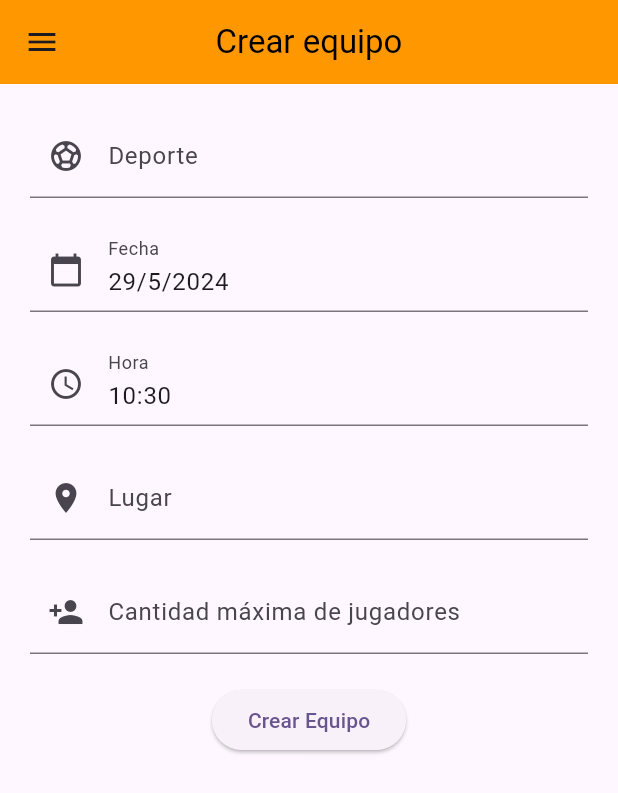
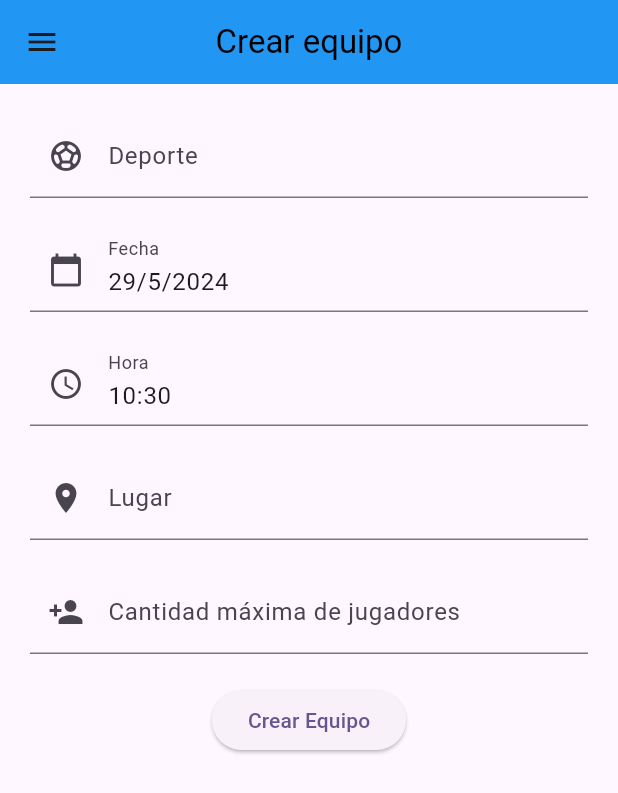
Before and after one commit to MartinCantillo/Movil-Jaime, a Flutter app: the CEquipoScreem screen opened by its route, on a phone screen of 412 x 824 dp. Shown: the top 793 px of the screen. Run offline on Flutter 3.47's test engine with Material 3 defaults, Android fonts, the phone set to English and light mode, and no system bars.

Commit message:
fixing some things

```diff
--- a/project/lib/Model/Equipo.dart
+++ b/project/lib/Model/Equipo.dart
@@ -1,4 +1,5 @@
 import 'dart:convert';
+
 
 class Equipo {
   int? id;
@@ -8,6 +9,7 @@ class Equipo {
   String? lugar;
   int? creadorId;
   int? jugadoresNecesarios;
+  bool? buscajugadores; // true o false
   List<int>? jugadoresIds;
   Equipo({
     this.id,
@@ -17,6 +19,7 @@ class Equipo {
     this.lugar,
     this.creadorId,
     this.jugadoresNecesarios,
+    this.buscajugadores,
     this.jugadoresIds,
   });
 
@@ -29,6 +32,7 @@ class Equipo {
       'lugar': lugar,
       'creadorId': creadorId,
       'jugadoresNecesarios': jugadoresNecesarios,
+      'buscajugadores': buscajugadores,
       'jugadoresIds': jugadoresIds,
     };
   }
@@ -46,6 +50,7 @@ class Equipo {
       lugar: map['lugar'],
       creadorId: map['creadorId']?.toInt(),
       jugadoresNecesarios: map['jugadoresNecesarios']?.toInt(),
+      buscajugadores: map['buscajugadores'],
       jugadoresIds: List<int>.from(map['jugadoresIds']),
     );
   }
@@ -56,6 +61,6 @@ class Equipo {
 
   @override
   String toString() {
-    return 'Equipo(id: $id, nombreDeporte: $nombreDeporte, fecha: $fecha, hora: $hora, lugar: $lugar, creadorId: $creadorId, jugadoresNecesarios: $jugadoresNecesarios, jugadoresIds: $jugadoresIds)';
+    return 'Equipo(id: $id, nombreDeporte: $nombreDeporte, fecha: $fecha, hora: $hora, lugar: $lugar, creadorId: $creadorId, jugadoresNecesarios: $jugadoresNecesarios, buscajugadores: $buscajugadores, jugadoresIds: $jugadoresIds)';
   }
 }
--- a/project/lib/View/Screem/CEquipoScreem.dart
+++ b/project/lib/View/Screem/CEquipoScreem.dart
@@ -36,15 +36,15 @@ class _CEquipoScreemState extends State<CEquipoScreem> {
             style: TextStyle(color: Colors.black),
           ),
           centerTitle: true,
-          backgroundColor: Colors.orange,
+          backgroundColor: Colors.blue,
         ),
         drawer: Drawer(
-          backgroundColor: Colors.black,
-          shadowColor: Colors.white,
+          backgroundColor: Colors.white,
+          shadowColor: Colors.black,
           child: ListView(padding: EdgeInsets.zero, children: [
             const DrawerHeader(
               decoration: BoxDecoration(
-                color: Colors.orange,
+                color: Colors.blue,
               ),
               child: Icon(
                 Icons.person,
@@ -55,9 +55,9 @@ class _CEquipoScreemState extends State<CEquipoScreem> {
             ListTile(
               title: Row(
                 children: [
-                  Icon(Icons.home, color: Colors.orange),
+                  Icon(Icons.home, color: Colors.black),
                   SizedBox(width: 10),
-                  Text('Home ', style: TextStyle(color: Colors.orange)),
+                  Text('Home ', style: TextStyle(color: Colors.black)),
                 ],
               ),
               onTap: () {
@@ -67,9 +67,9 @@ class _CEquipoScreemState extends State<CEquipoScreem> {
             ListTile(
               title: Row(
                 children: [
-                  Icon(Icons.sports_soccer, color: Colors.orange),
+                  Icon(Icons.sports_soccer, color: Colors.black),
                   SizedBox(width: 10),
-                  Text('Crear equipo ', style: TextStyle(color: Colors.orange)),
+                  Text('Crear equipo ', style: TextStyle(color: Colors.black)),
                 ],
               ),
               onTap: () {
@@ -79,10 +79,10 @@ class _CEquipoScreemState extends State<CEquipoScreem> {
             ListTile(
               title: Row(
                 children: [
-                  Icon(Icons.group, color: Colors.orange),
+                  Icon(Icons.group, color: Colors.black),
                   SizedBox(width: 10),
                   Text('Unirse a Juego ',
-                      style: TextStyle(color: Colors.orange)),
+                      style: TextStyle(color: Colors.black)),
                 ],
               ),
               onTap: () {
@@ -92,10 +92,10 @@ class _CEquipoScreemState extends State<CEquipoScreem> {
             ListTile(
               title: Row(
                 children: [
-                  Icon(Icons.calendar_today, color: Colors.orange),
+                  Icon(Icons.calendar_today, color: Colors.black),
                   SizedBox(width: 10),
                   Text('Reservar instalaciones ',
-                      style: TextStyle(color: Colors.orange)),
+                      style: TextStyle(color: Colors.black)),
                 ],
               ),
               onTap: () {
@@ -105,10 +105,10 @@ class _CEquipoScreemState extends State<CEquipoScreem> {
             ListTile(
               title: Row(
                 children: [
-                  Icon(Icons.payment, color: Colors.orange),
+                  Icon(Icons.payment, color: Colors.black),
                   SizedBox(width: 10),
                   Text('Realizar pago ',
-                      style: TextStyle(color: Colors.orange)),
+                      style: TextStyle(color: Colors.black)),
                 ],
               ),
               onTap: () {
```
Also changed, not shown: project/lib/View/Screem/MyHomePage.dart (+7 -7 lines), project/lib/View/Screem/ReservarScreem.dart (+14 -14 lines), project/lib/View/Screem/UnirseJuegoScreem.dart (+14 -14 lines), project/pubspec.lock.
